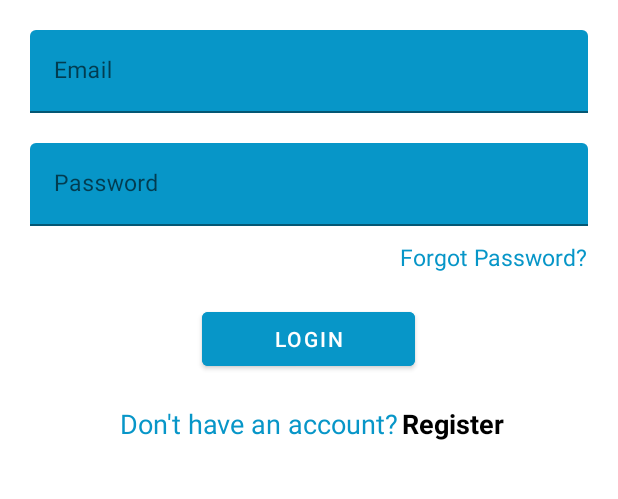
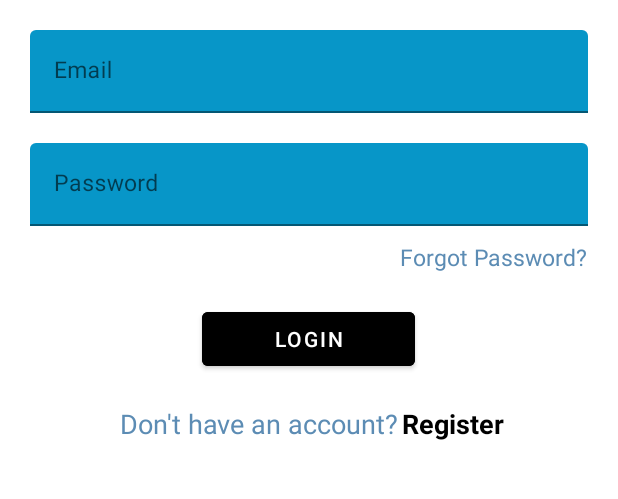
Before and after one commit to Hashini99/serene-stress_management_application, an Android app: the layout activity_login.xml on its own in the app's theme, with its tools: preview values and no code run, on a phone screen of 412 x 824 dp, the part 383-882 px from its top. Run offline under Robolectric (Android 15) with nearby library versions, the phone set to English and light mode, and no system bars.

Commit message:
login and signup

```diff
--- a/app/src/main/res/layout/activity_login.xml
+++ b/app/src/main/res/layout/activity_login.xml
@@ -1,9 +1,4 @@
-<?xml version="1.0" encoding="utf-8"?>
-<!--<androidx.constraintlayout.widget.ConstraintLayout xmlns:android="http://schemas.android.com/apk/res/android"-->
-<!--    android:layout_width="match_parent"-->
-<!--    android:layout_height="match_parent">-->
 
-<!--</androidx.constraintlayout.widget.ConstraintLayout>-->
 
 <RelativeLayout xmlns:android="http://schemas.android.com/apk/res/android"
     xmlns:app="http://schemas.android.com/apk/res-auto"
@@ -85,7 +80,7 @@
                 android:layout_marginTop="10dp"
                 android:onClick="goToForgetPassword"
                 android:text="Forgot Password?"
-                android:textColor="@color/main_2"
+                android:textColor="@color/main"
                 android:textSize="@dimen/newsMoreTextSize" />
 
             <com.google.android.material.textfield.TextInputLayout
@@ -98,8 +93,8 @@
                 android:layout_width="142dp"
                 android:layout_height="wrap_content"
                 android:layout_gravity="center"
-                android:backgroundTint="@color/main_2"
-
+                android:backgroundTint="@color/black"
+                android:onClick="login"
 
                 android:text="Login" />
 
@@ -127,7 +122,7 @@
                     android:layout_marginLeft="60dp"
                     android:layout_weight="1"
                     android:text="Don't have an account?"
-                    android:textColor="@color/main_2"
+                    android:textColor="@color/main"
                     android:textSize="18sp" />
 
                 <TextView
```
Also changed, not shown: app/src/main/res/layout/activity_create_account.xml (+7 -11 lines).
